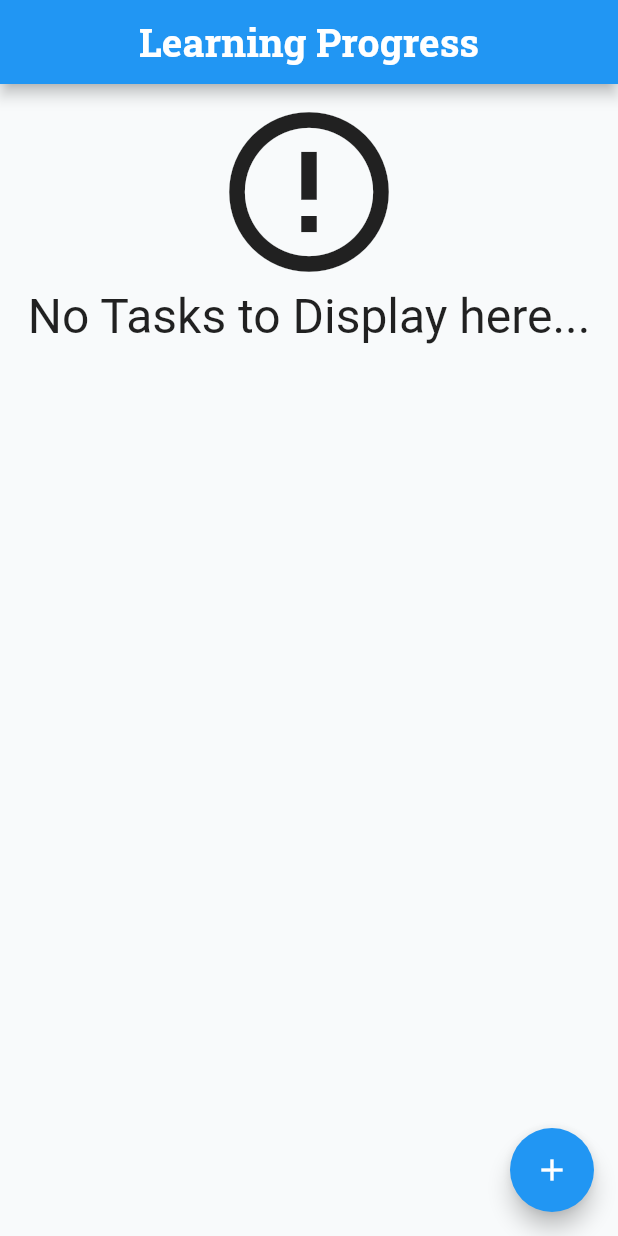
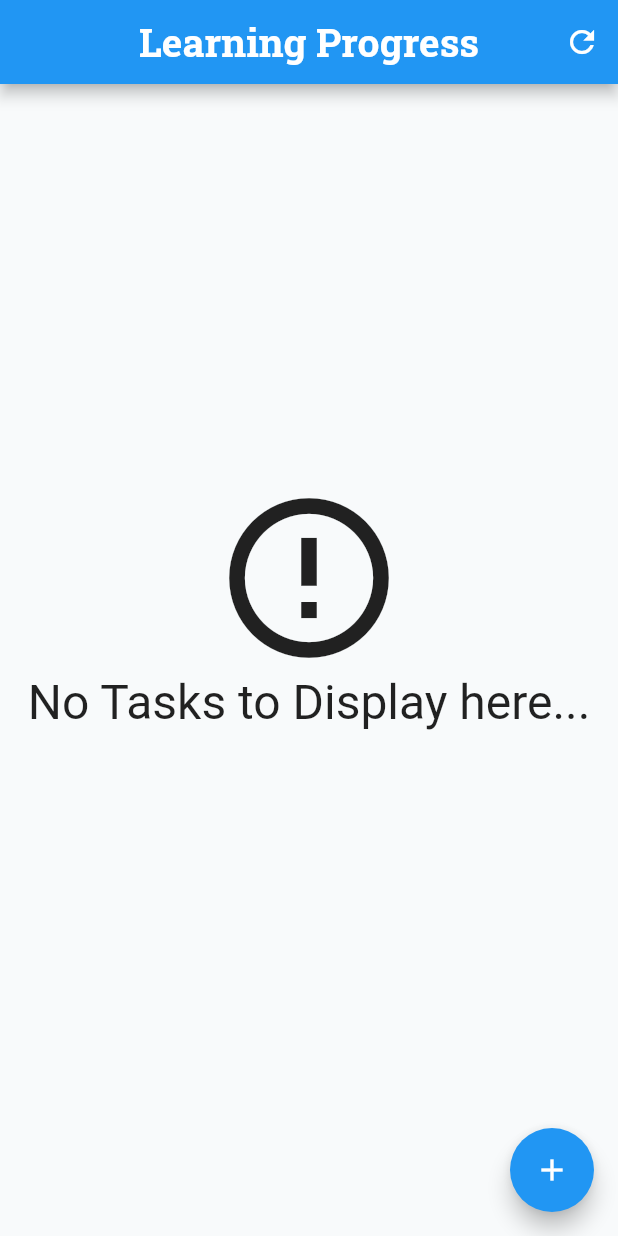
Before and after one commit to RickHPotter/self_study_notes.dart, a Flutter app: the screen it shows after launch, on a phone screen of 412 x 824 dp. Run offline on Flutter 3.47's test engine with Material 2 defaults, Android fonts, the phone set to English and light mode, and no system bars; our stand-ins replace sqflite; accounts and stored records are empty; project files that could hold a hidden picture were left out.

Commit message:
Finished Course 3, buggy, might fix them later

```diff
--- a/lib/main.dart
+++ b/lib/main.dart
@@ -2,8 +2,7 @@ import 'package:flutter/material.dart';
 import 'package:lesson_one/data/task_inherited.dart';
 // import 'package:flutter/cupertino.dart';
 
-import 'routes/init.dart';
-// import 'routes/form.dart';
+import 'screens/init.dart';
 
 void main() {
   runApp(const MyApp());
@@ -21,8 +20,6 @@ class MyApp extends StatelessWidget {
           primarySwatch: Colors.blue,
         ),
         home: TaskInherited(child: const HomeScreen())
-        // home: const HomeScreen()
-        // home: const FormScreen()
     );
   }
 }
--- a/lib/routes/init.dart
+++ /dev/null
@@ -1,96 +0,0 @@
-import 'package:flutter/material.dart';
-// import 'package:flutter/cupertino.dart';
-
-// import '../components/task.dart';
-// import 'package:lesson_one/data/task_inherited.dart';
-
-import '../components/task.dart';
-import '../data/task_dao.dart';
-import 'form.dart';
-
-class HomeScreen extends StatelessWidget {
-  const HomeScreen({Key? key}) : super(key: key);
-
-  @override
-  Widget build(BuildContext context) {
-    return Scaffold(
-      appBar: AppBar(
-        centerTitle: true,
-        title: const Text(
-          'Learning Progress',
-          style: TextStyle(
-              fontSize: 26,
-              fontWeight: FontWeight.bold,
-              fontFamily: 'RobotoSlab'),
-        ),
-      ),
-      body: Container(
-        color: const Color.fromARGB(40, 236, 249, 255),
-        child: Padding(
-          padding: const EdgeInsets.only(top: 8, bottom: 80),
-          child: FutureBuilder<List<Task>>(
-              future: TaskDao().findAll(),
-              builder: (context, snapshot)
-              {
-                List<Task>? items = snapshot.data;
-                switch (snapshot.connectionState) {
-                  case ConnectionState.none:
-                    return buildLoadingCenter();
-                  case ConnectionState.waiting:
-                    return buildLoadingCenter();
-                  case ConnectionState.active:
-                    return buildLoadingCenter();
-                  case ConnectionState.done:
-                    if (snapshot.hasData && items != null) {
-                    print('imhere');
-                      if (items.isNotEmpty) {
-
-                      return ListView.builder(
-                          itemCount: items.length,
-                          itemBuilder: (BuildContext context, int index) {
-                            final Task task = items[index];
-                            return task;
-                          }
-                      );
-                    }
-                    return Center(
-                        child: Column(
-                          children: const [
-                            Icon(Icons.error_outline, size: 128),
-                            Text(
-                                'No Tasks to Display here...',
-                            style: TextStyle(fontSize: 32),
-                            ),
-                          ],
-                        ),);
-                 }
-                return const Text('Unknown Error...');
-                }
-              }),
-            // TaskInherited.of(context).taskList,
-          ),
-        ),
-        floatingActionButton: FloatingActionButton(
-            onPressed: () {
-              Navigator.push(
-                  context,
-                  MaterialPageRoute(
-                      builder: (newContext) => FormScreen(taskContext: context))
-              );
-        },
-          child: const Icon(Icons.add),
-        ),
-    );
-  }
-
-  Center buildLoadingCenter() {
-    return Center(
-                    child: Column(
-                      children: const [
-                        CircularProgressIndicator(),
-                        Text('Loading...'),
-                      ],
-                    )
-                  );
-  }
-}
--- /dev/null
+++ b/lib/screens/init.dart
@@ -0,0 +1,105 @@
+import 'package:flutter/material.dart';
+
+import 'form.dart';
+import '../components/task.dart';
+import '../data/task_dao.dart';
+
+class HomeScreen extends StatefulWidget {
+  const HomeScreen({Key? key}) : super(key: key);
+
+  @override
+  State<HomeScreen> createState() => _HomeScreenState();
+}
+
+class _HomeScreenState extends State<HomeScreen> {
+  @override
+  Widget build(BuildContext context) {
+    return Scaffold(
+      appBar: AppBar(
+        leading: Container(),
+        centerTitle: true,
+        actions: [
+          IconButton(
+              onPressed: () {
+                setState(() {});
+              },
+              icon: const Icon(Icons.refresh)),
+        ],
+        title: const Text(
+          'Learning Progress',
+          style: TextStyle(
+              fontSize: 26,
+              fontWeight: FontWeight.bold,
+              fontFamily: 'RobotoSlab'),
+        ),
+      ),
+      body: Container(
+        color: const Color.fromARGB(40, 236, 249, 255),
+        padding: const EdgeInsets.only(top: 8, bottom: 80),
+        child: FutureBuilder<List<Task>>(
+            future: TaskDao().findAll(),
+            builder: (context, snapshot) {
+              List<Task>? items = snapshot.data;
+              debugPrint('[INIT SCREEN] Listing all tasks...');
+              switch (snapshot.connectionState) {
+                case ConnectionState.none:
+                  return buildLoadingCenter();
+                case ConnectionState.waiting:
+                  return buildLoadingCenter();
+                case ConnectionState.active:
+                  return buildLoadingCenter();
+                case ConnectionState.done:
+                  if (snapshot.hasData && items != null) {
+                    if (items.isNotEmpty) {
+                      return ListView.builder(
+                          itemCount: items.length,
+                          itemBuilder: (BuildContext context, int index) {
+                            final Task task = items[index];
+                            return task;
+                          }
+                      );
+                    }
+                    return Center(
+                      child: Column(
+                        mainAxisAlignment: MainAxisAlignment.center,
+                        crossAxisAlignment: CrossAxisAlignment.center,
+                        children: const [
+                          Icon(Icons.error_outline, size: 128),
+                          Text(
+                            'No Tasks to Display here...',
+                            style: TextStyle(fontSize: 32),
+                          ),
+                        ],
+                      ),);
+                  }
+                  return const Text('Unknown Error...');
+              }
+            }
+        ),
+      ),
+      floatingActionButton: FloatingActionButton(
+        onPressed: () {
+          Navigator.push(
+              context,
+              MaterialPageRoute(
+                  builder: (newContext) => FormScreen(taskContext: context)
+              )
+          ).then((value) => setState(() {
+            debugPrint('[INIT_SCREEN] Reloading Initial Screen...');
+          }));
+        },
+        child: const Icon(Icons.add),
+      ),
+    );
+  }
+
+  Center buildLoadingCenter() {
+    return Center(
+      child: Column(
+        children: const [
+          CircularProgressIndicator(),
+          Text('Loading...'),
+          ],
+      ));
+  }
+}
--- a/pubspec.yaml
+++ b/pubspec.yaml
@@ -36,6 +36,7 @@ dependencies:
   # Use with the CupertinoIcons class for iOS style icons.
   cupertino_icons: ^1.0.2
   sqflite: ^2.2.4+1
+  path: ^1.8.2
 
 dev_dependencies:
   flutter_test:
```
Also changed, not shown: lib/components/task.dart (+9 -0 lines), lib/data/task_dao.dart (+15 -12 lines), lib/screens/form.dart (renamed from lib/routes/form.dart, +5 -4 lines), lib/screens/one_getting_started.dart (renamed from lib/routes/one_getting_started.dart), pubspec.lock.
